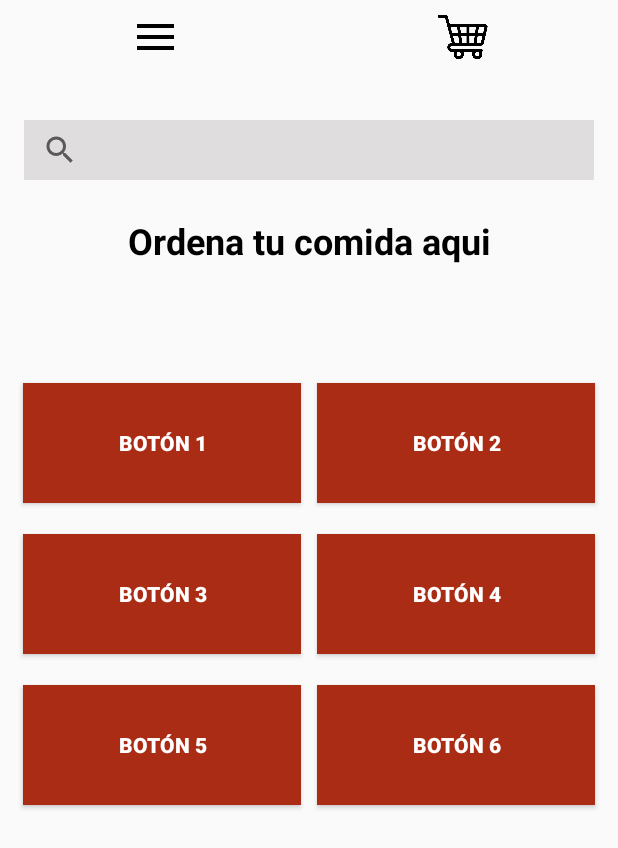
After one commit to lualzugaray/parcial-1-am-acn4a-alzugaray-fernandez, an Android app built with Jetpack Compose: the layout menu_principal.xml on its own in the app's theme, with its tools: preview values and no code run, on a phone screen of 412 x 824 dp. The commit adds this screen. Shown: the top 848 px of the screen. Run offline under Robolectric (Android 15) with nearby library versions, the phone set to English and light mode, and no system bars.

Commit message:
Primeros avances activity de menu de opciones.

```diff
--- a/app/src/main/java/com/example/myapplication/MainActivity.java
+++ b/app/src/main/java/com/example/myapplication/MainActivity.java
@@ -51,4 +51,6 @@ public class MainActivity extends Activity {
         linearLayout.addView(textView);
         elementCount++;
     }
+
+
 }
--- /dev/null
+++ b/app/src/main/res/drawable/rounded_button.xml
@@ -0,0 +1,4 @@
+<shape xmlns:android="http://schemas.android.com/apk/res/android">
+    <solid android:color="#AB2C14" />
+    <corners android:radius="15dp" />  <!-- Radio de las esquinas redondeadas -->
+</shape>
--- /dev/null
+++ b/app/src/main/res/layout/menu_principal.xml
@@ -0,0 +1,167 @@
+<?xml version="1.0" encoding="utf-8"?>
+<androidx.constraintlayout.widget.ConstraintLayout xmlns:android="http://schemas.android.com/apk/res/android"
+    xmlns:app="http://schemas.android.com/apk/res-auto"
+    xmlns:tools="http://schemas.android.com/tools"
+    android:layout_width="match_parent"
+    android:layout_height="wrap_content">
+
+    <LinearLayout
+        android:layout_width="409dp"
+        android:layout_height="33dp"
+        android:layout_marginTop="8dp"
+        android:orientation="horizontal"
+        app:layout_constraintEnd_toEndOf="parent"
+        app:layout_constraintStart_toStartOf="parent"
+        app:layout_constraintTop_toTopOf="parent">
+
+        <ImageView
+            android:id="@+id/img_burgermenu"
+            android:layout_width="25dp"
+            android:layout_height="33dp"
+            android:layout_weight="1"
+            android:src="@drawable/burger_menu" />
+
+        <ImageView
+            android:id="@+id/img_cart"
+            android:layout_width="25dp"
+            android:layout_height="33dp"
+            android:layout_weight="1"
+            android:src="@drawable/cart" />
+
+    </LinearLayout>
+
+    <SearchView
+        android:id="@+id/sv_buscador_comida"
+        android:layout_width="match_parent"
+        android:layout_height="40dp"
+        android:layout_marginStart="16dp"
+        android:layout_marginTop="80dp"
+        android:layout_marginEnd="16dp"
+        android:layout_weight="1"
+        android:background="#5BB0A9AB"
+        app:layout_constraintEnd_toEndOf="parent"
+        app:layout_constraintStart_toStartOf="parent"
+        app:layout_constraintTop_toTopOf="parent">
+
+        <TextView
+            android:id="@+id/textView5"
+            android:layout_width="wrap_content"
+            android:layout_height="wrap_content"
+            android:layout_weight="1"
+            android:text="Qué estas buscando?"
+            android:visibility="visible"
+            tools:visibility="visible" />
+    </SearchView>
+
+    <TextView
+        android:id="@+id/tv_tituloMenu"
+        android:layout_width="wrap_content"
+        android:layout_height="wrap_content"
+        android:layout_marginStart="135dp"
+        android:layout_marginTop="24dp"
+        android:layout_marginEnd="135dp"
+        android:text="Ordena tu comida aqui"
+        android:textColor="@color/black"
+        android:textSize="24sp"
+        android:textStyle="bold"
+        app:layout_constraintEnd_toEndOf="parent"
+        app:layout_constraintStart_toStartOf="parent"
+        app:layout_constraintTop_toBottomOf="@+id/sv_buscador_comida" />
+
+    <TableLayout
+        android:layout_width="match_parent"
+        android:layout_height="wrap_content"
+        android:layout_marginTop="230dp"
+        app:layout_constraintTop_toTopOf="parent"
+        android:layout_gravity="center"
+        android:padding="10dp">
+
+        <!-- Fila 1 -->
+        <TableRow
+            android:layout_width="match_parent"
+            android:layout_height="wrap_content"
+            android:layout_marginTop="10dp">
+
+            <!-- Botón 1 en la fila 1 -->
+            <Button
+                android:layout_width="0dp"
+                android:layout_height="80dp"
+                android:layout_margin="5dp"
+                android:layout_weight="1"
+                android:background="#AB2C14"
+                android:text="Botón 1"
+                android:textColor="@color/white"
+                android:textStyle="bold" />
+
+            <!-- Botón 2 en la fila 1 -->
+            <Button
+                android:layout_width="0dp"
+                android:layout_height="80dp"
+                android:layout_weight="1"
+                android:background="#AB2C14"
+                android:text="Botón 2"
+                android:layout_margin="5dp"
+                android:textColor="@color/white"
+                android:textStyle="bold"/>
+        </TableRow>
+
+        <!-- Fila 2 -->
+        <TableRow
+            android:layout_width="match_parent"
+            android:layout_height="wrap_content"
+            android:layout_marginTop="10dp">
+
+            <!-- Botón 1 en la fila 2 -->
+            <Button
+                android:layout_width="0dp"
+                android:layout_height="80dp"
+                android:layout_weight="1"
+                android:background="#AB2C14"
+                android:text="Botón 3"
+                android:layout_margin="5dp"
+                android:textColor="@color/white"
+                android:textStyle="bold"/>
+
+            <!-- Botón 2 en la fila 2 -->
+            <Button
+                android:layout_width="0dp"
+                android:layout_height="80dp"
+                android:layout_weight="1"
+                android:background="#AB2C14"
+                android:text="Botón 4"
+                android:layout_margin="5dp"
+                android:textColor="@color/white"
+                android:textStyle="bold"/>
+        </TableRow>
+
+        <!-- Fila 3 -->
+        <TableRow
+            android:layout_width="match_parent"
+            android:layout_height="wrap_content"
+            android:layout_marginTop="10dp">
+
+            <!-- Botón 1 en la fila 3 -->
+            <Button
+                android:layout_width="0dp"
+                android:layout_height="80dp"
+                android:layout_weight="1"
+                android:background="#AB2C14"
+                android:text="Botón 5"
+                android:layout_margin="5dp"
+                android:textColor="@color/white"
+                android:textStyle="bold"/>
+
+            <!-- Botón 2 en la fila 3 -->
+            <Button
+                android:layout_width="0dp"
+                android:layout_height="80dp"
+                android:layout_weight="1"
+                android:background="#AB2C14"
+                android:text="Botón 6"
+                android:layout_margin="5dp"
+                android:textColor="@color/white"
+                android:textStyle="bold"/>
+        </TableRow>
+    </TableLayout>
+
+</androidx.constraintlayout.widget.ConstraintLayout>
```
Also changed, not shown: app/src/main/res/drawable/burger_menu.png (added), app/src/main/res/drawable/cart.png (added), app/src/main/res/drawable/postres.png (added).
